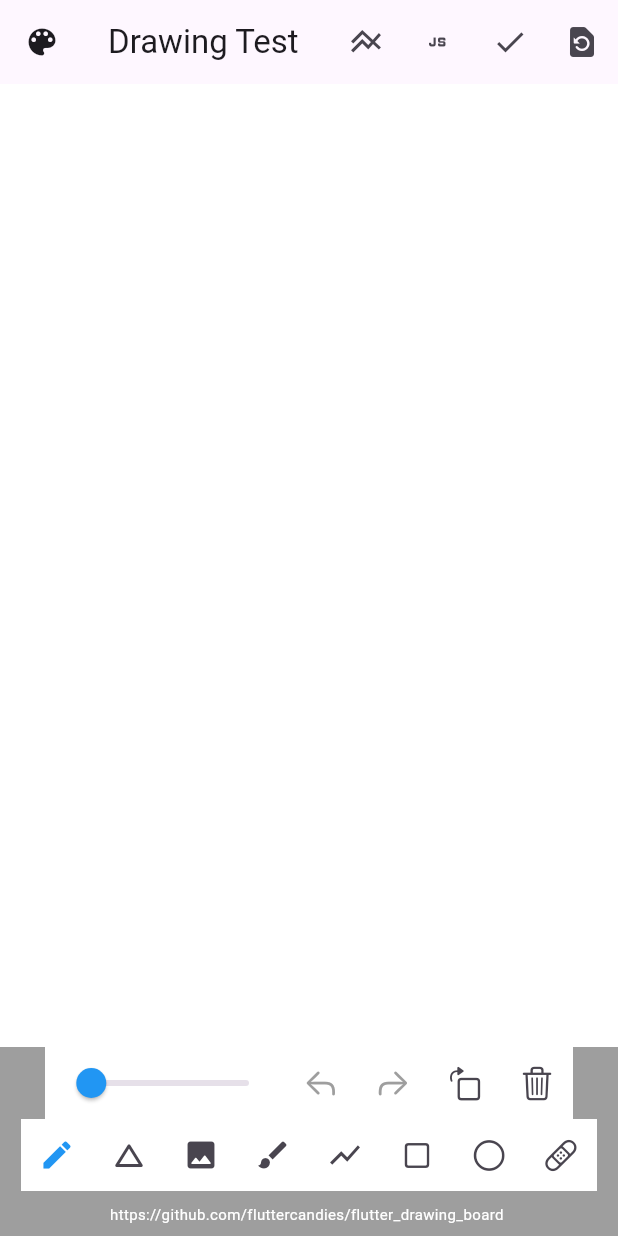
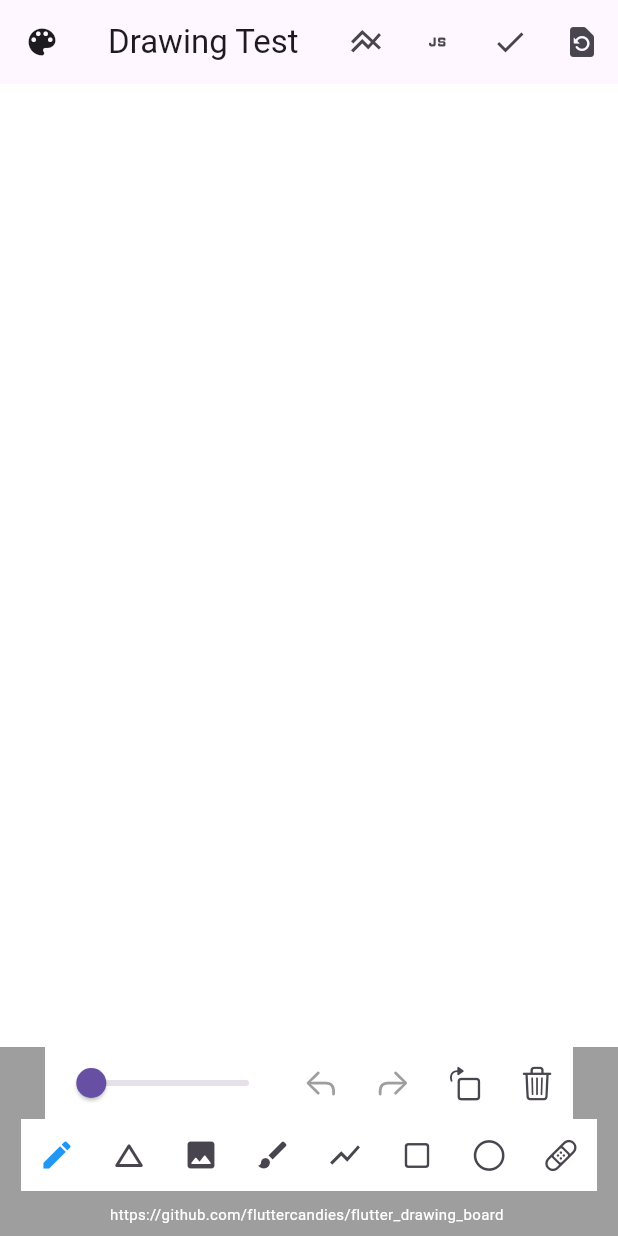
Before and after one commit to fluttercandies/flutter_drawing_board, a Flutter app: the screen it shows after launch, on a phone screen of 412 x 824 dp. Run offline on Flutter 3.47's test engine with Material 3 defaults, Android fonts, the phone set to English and light mode, and no system bars.

Commit message:
Revert "Update drawing_board.dart"
This reverts commit 5f0939f63861785739af251a5cd8ee0f16e9a61c.

```diff
--- a/lib/src/drawing_board.dart
+++ b/lib/src/drawing_board.dart
@@ -47,7 +47,6 @@ class DrawingBoard extends StatefulWidget {
     this.boardConstrained = false,
     this.maxScale = 20,
     this.minScale = 0.2,
-    this.sliderActiveColor = Colors.blue,
     this.boardPanEnabled = true,
     this.boardScaleEnabled = true,
     this.boardScaleFactor = 200.0,
@@ -90,9 +89,6 @@ class DrawingBoard extends StatefulWidget {
 
   /// 工具栏背景色
   final Color toolsBackgroundColor;
-
-  /// 滑块激活色
-  final Color sliderActiveColor;
 
   /// 缩放板属性
   final Clip boardClipBehavior;
@@ -170,11 +166,9 @@ class DrawingBoard extends StatefulWidget {
 
   static Widget buildDefaultActions(DrawingController controller,
       {Color? toolsBackgroundColor,
-      Color? sliderActiveColor,
       DefaultActionsBuilder? defaultActionsBuilder}) {
     return _DrawingBoardState.buildDefaultActions(controller,
         backgroundColor: toolsBackgroundColor,
-        sliderActiveColor: sliderActiveColor,
         defaultActionsBuilder: defaultActionsBuilder);
   }
 
@@ -231,7 +225,6 @@ class _DrawingBoardState extends State<DrawingBoard> {
           if (widget.showDefaultActions)
             buildDefaultActions(_controller,
                 backgroundColor: widget.toolsBackgroundColor,
-                sliderActiveColor: widget.sliderActiveColor,
                 defaultActionsBuilder: widget.defaultActionsBuilder),
           if (widget.showDefaultTools)
             buildDefaultTools(_controller,
@@ -313,9 +306,7 @@ class _DrawingBoardState extends State<DrawingBoard> {
 
   /// 构建默认操作栏
   static Widget buildDefaultActions(DrawingController controller,
-      {Color? backgroundColor,
-      Color? sliderActiveColor,
-      DefaultActionsBuilder? defaultActionsBuilder}) {
+      {Color? backgroundColor, DefaultActionsBuilder? defaultActionsBuilder}) {
     return Material(
       color: backgroundColor ?? Colors.transparent,
       child: SingleChildScrollView(
@@ -331,7 +322,6 @@ class _DrawingBoardState extends State<DrawingBoard> {
                     width: 160,
                     child: Slider(
                       value: dc.strokeWidth,
-                      activeColor: sliderActiveColor,
                       max: 50,
                       min: 1,
                       onChanged: (double v) =>
```
